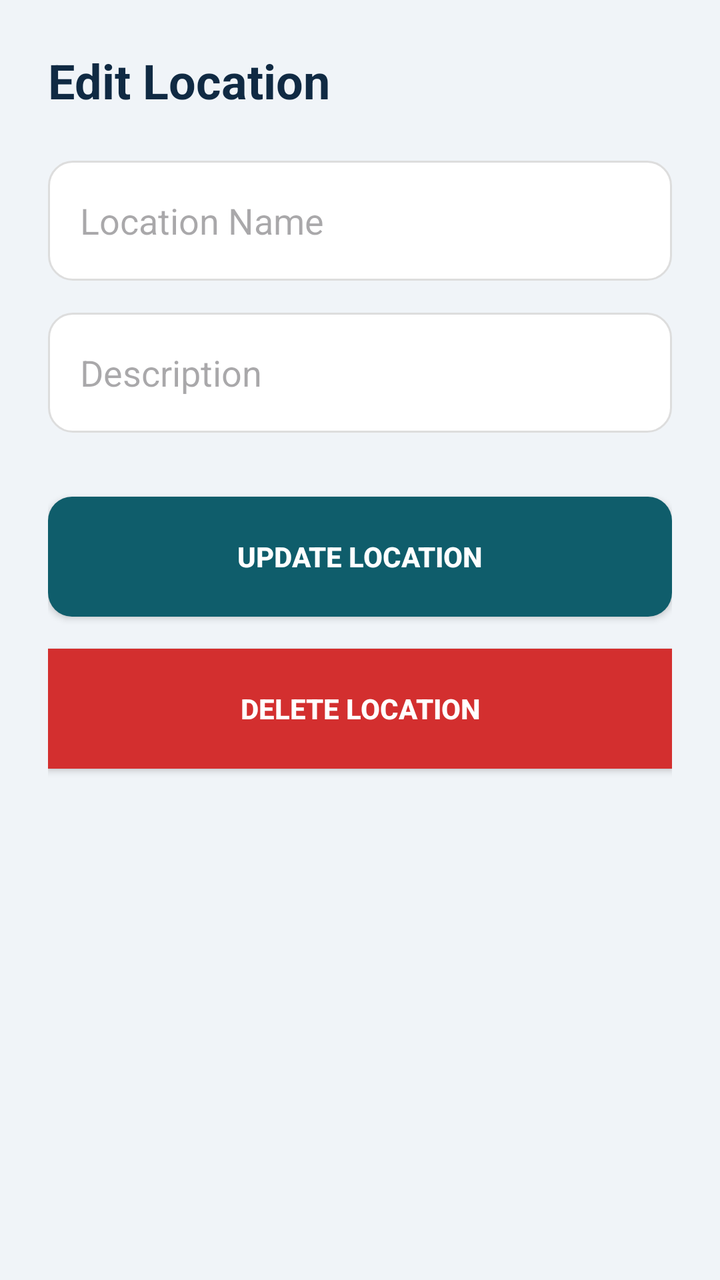
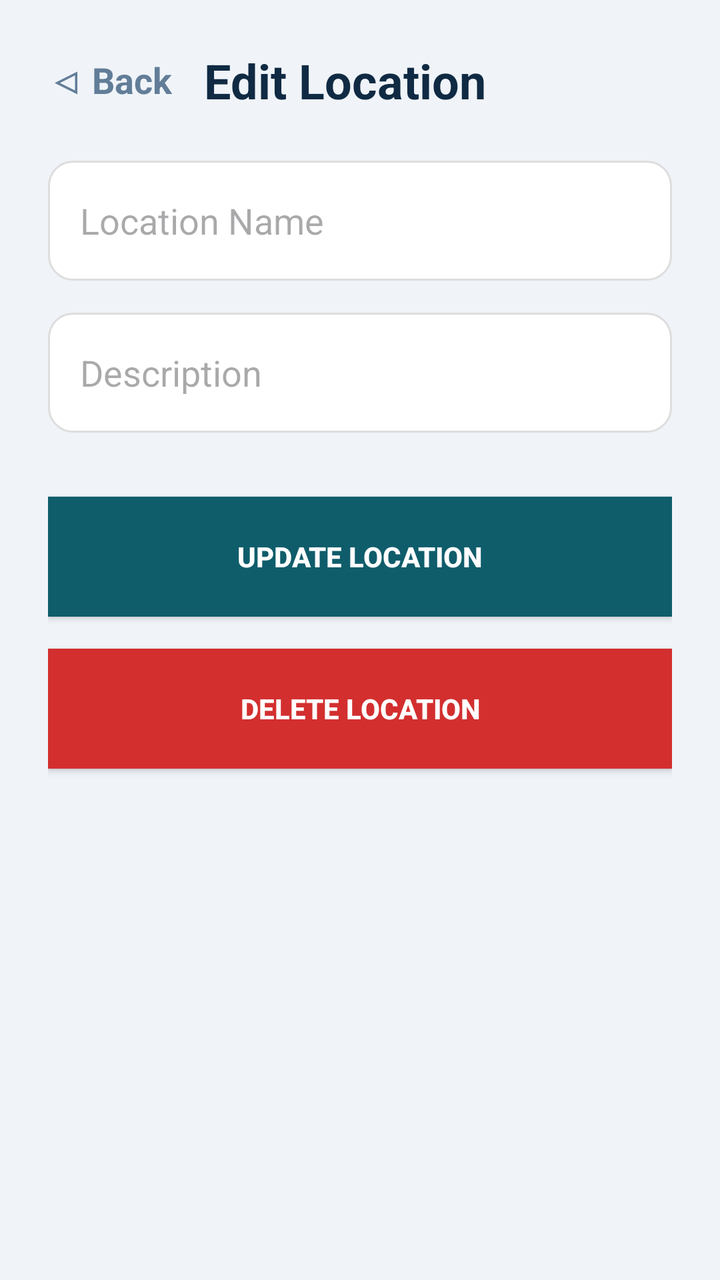

Compare the two renders of this Android layout. The source of the first and the diff that turns it into the second are given below.
<!-- AndroidManifest.xml: application theme Theme.TeknoKumpas -->
<!-- res/layout/activity_edit_location.xml -->
<?xml version="1.0" encoding="utf-8"?>
<LinearLayout xmlns:android="http://schemas.android.com/apk/res/android"
    android:layout_width="match_parent"
    android:layout_height="match_parent"
    android:orientation="vertical"
    android:background="#F0F4F8"
    android:padding="24dp">

    <TextView
        android:layout_width="wrap_content"
        android:layout_height="wrap_content"
        android:text="Edit Location"
        android:textColor="#102A43"
        android:textSize="24sp"
        android:textStyle="bold"
        android:layout_marginBottom="24dp"/>

    <EditText
        android:id="@+id/etEditName"
        android:layout_width="match_parent"
        android:layout_height="60dp"
        android:background="@drawable/bg_input_field"
        android:hint="Location Name"
        android:padding="16dp"
        android:layout_marginBottom="16dp"
        android:textColor="#102A43" />

    <EditText
        android:id="@+id/etEditDesc"
        android:layout_width="match_parent"
        android:layout_height="60dp"
        android:background="@drawable/bg_input_field"
        android:hint="Description"
        android:padding="16dp"
        android:layout_marginBottom="32dp"
        android:textColor="#102A43" />

    <androidx.appcompat.widget.AppCompatButton
        android:id="@+id/btnUpdate"
        android:layout_width="match_parent"
        android:layout_height="60dp"
        android:background="@drawable/bg_solid_button"
        android:text="Update Location"
        android:textColor="@android:color/white"
        android:textStyle="bold"
        android:layout_marginBottom="16dp"/>

    <androidx.appcompat.widget.AppCompatButton
        android:id="@+id/btnDelete"
        android:layout_width="match_parent"
        android:layout_height="60dp"
        android:background="#D32F2F"
        android:text="Delete Location"
        android:textColor="@android:color/white"
        android:textStyle="bold"/>

</LinearLayout>
<!-- resources referenced by this layout -->
<resources>
  <!-- drawable bg_input_field (drawable) -->
  <shape xmlns:android="http://schemas.android.com/apk/res/android">
      <solid android:color="#FFFFFF" />
      <corners android:radius="12dp" />
      <stroke android:width="1dp" android:color="#DDDDDD" />
  </shape>
  <!-- drawable bg_solid_button (drawable) -->
  <shape xmlns:android="http://schemas.android.com/apk/res/android">
      <solid android:color="#0F5D6B" /> <corners android:radius="12dp" />
  </shape>
  <style name="Theme.TeknoKumpas" parent="Base.Theme.TeknoKumpas" />
  <style name="Base.Theme.TeknoKumpas" parent="Theme.Material3.DayNight.NoActionBar">
          
          
      </style>
</resources>

<!-- the commit's change to res/layout/activity_edit_location.xml (unified diff, before → after) -->
@@ -6,14 +6,31 @@
     android:background="#F0F4F8"
     android:padding="24dp">
 
-    <TextView
-        android:layout_width="wrap_content"
+    <LinearLayout
+        android:layout_width="match_parent"
         android:layout_height="wrap_content"
-        android:text="Edit Location"
-        android:textColor="#102A43"
-        android:textSize="24sp"
-        android:textStyle="bold"
-        android:layout_marginBottom="24dp"/>
+        android:orientation="horizontal"
+        android:layout_marginBottom="24dp"
+        android:gravity="center_vertical">
+
+        <TextView
+            android:id="@+id/btnBackEdit"
+            android:layout_width="wrap_content"
+            android:layout_height="wrap_content"
+            android:text="◁ Back"
+            android:textColor="#627D98"
+            android:textSize="18sp"
+            android:textStyle="bold"
+            android:layout_marginEnd="16dp"/>
+
+        <TextView
+            android:layout_width="wrap_content"
+            android:layout_height="wrap_content"
+            android:text="Edit Location"
+            android:textColor="#102A43"
+            android:textSize="24sp"
+            android:textStyle="bold" />
+    </LinearLayout>
 
     <EditText
         android:id="@+id/etEditName"
<!-- resource entries referenced after the edit -->
@@ -8,7 +8,7 @@
   </shape>
   <!-- drawable bg_solid_button (drawable) -->
   <shape xmlns:android="http://schemas.android.com/apk/res/android">
-      <solid android:color="#0F5D6B" /> <corners android:radius="12dp" />
+      <solid android:color="#0F5D6B" />
   </shape>
   <style name="Theme.TeknoKumpas" parent="Base.Theme.TeknoKumpas" />
   <style name="Base.Theme.TeknoKumpas" parent="Theme.Material3.DayNight.NoActionBar">
